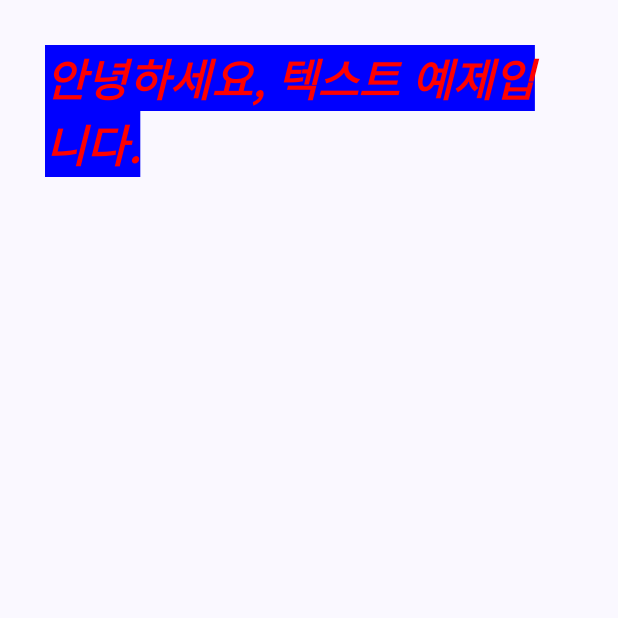
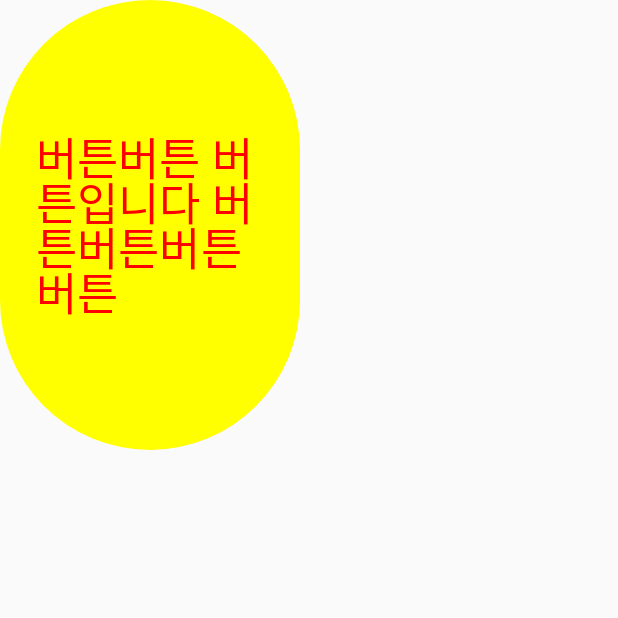
Before and after one commit to inwoo13/ComposeFirst, an Android app built with Jetpack Compose: the screen it shows after launch (MainActivity), on a phone screen of 412 x 824 dp, the top half of it. Run offline under Robolectric (Android 15) with nearby library versions, the phone set to English and light mode, and no system bars.

Commit message:
Button/Toast

```diff
--- a/app/src/main/java/com/inflean/composefirst/MainActivity.kt
+++ b/app/src/main/java/com/inflean/composefirst/MainActivity.kt
@@ -1,19 +1,20 @@
 package com.inflean.composefirst
 
+import android.content.Context
 import android.os.Bundle
+import android.util.Log
+import android.widget.Toast
 import androidx.activity.ComponentActivity
 import androidx.activity.compose.setContent
-import androidx.compose.foundation.layout.fillMaxSize
-import androidx.compose.foundation.layout.padding
-import androidx.compose.material3.MaterialTheme
-import androidx.compose.material3.Surface
+import androidx.compose.foundation.layout.height
+import androidx.compose.foundation.layout.width
+import androidx.compose.material3.Button
+import androidx.compose.material3.ButtonDefaults
 import androidx.compose.material3.Text
 import androidx.compose.runtime.Composable
 import androidx.compose.ui.Modifier
 import androidx.compose.ui.graphics.Color
-import androidx.compose.ui.text.TextStyle
-import androidx.compose.ui.text.font.FontStyle
-import androidx.compose.ui.text.font.FontWeight
+import androidx.compose.ui.platform.LocalContext
 import androidx.compose.ui.tooling.preview.Preview
 import androidx.compose.ui.unit.dp
 import androidx.compose.ui.unit.sp
@@ -25,45 +26,43 @@ class MainActivity : ComponentActivity() {
         setContent {
             ComposeFirstTheme {
                 // A surface container using the 'background' color from the theme
-                Surface(
-                    modifier = Modifier.fillMaxSize(),
-                    color = MaterialTheme.colorScheme.background
-                ) {
-                    MyTextEx()
-                }
+                MyBtn()
             }
         }
     }
 }
 
-@Composable()
-fun MyTextEx() {
-    Text(
-        text = "안녕하세요, 텍스트 예제입니다.",
-        fontSize = 30.sp,
-        color = Color.Red,
-        fontStyle = FontStyle.Italic,
-        fontWeight = FontWeight.Bold,
-        modifier = Modifier.padding(30.dp),
-        style = TextStyle(background = Color.Blue)
-    )
-}
+@Composable
+fun MyBtn() {
 
-@Composable
-fun Greeting(name: String, modifier: Modifier = Modifier) {
-    Text(
-        text = "Hello $name!",
-        modifier = modifier
-    )
+    val context : Context = LocalContext.current
+
+    Button(
+        onClick = {
+            Log.d("Main", "onClick")
+            Toast.makeText(context, "클릭완료", Toast.LENGTH_SHORT).show()
+        },
+        colors = ButtonDefaults.buttonColors(
+            containerColor = Color.Yellow,
+            contentColor = Color.Blue
+        ),
+        modifier = Modifier
+            .width(200.dp)
+            .height(300.dp)
+    ) {
+        Text(
+            text = "버튼버튼 버튼입니다 버튼버튼버튼버튼",
+            lineHeight = 30.sp, // 줄 띄움 간격
+            fontSize = 30.sp, color = Color.Red
+        )
+    }
 }
 
 @Preview(showBackground = true)
 @Composable
 fun GreetingPreview() {
-    Surface(
-        modifier = Modifier.fillMaxSize(),
-        color = MaterialTheme.colorScheme.background
-    ) {
-        MyTextEx()
+    ComposeFirstTheme {
+        // A surface container using the 'background' color from the theme
+        MyBtn()
     }
 }
```
